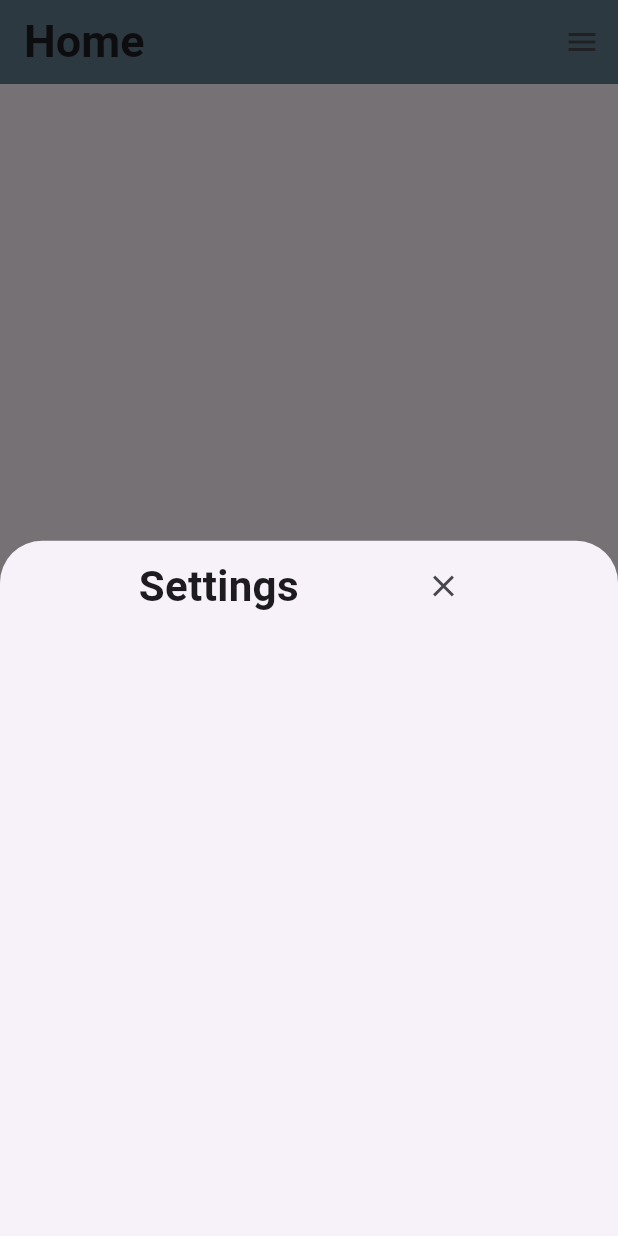
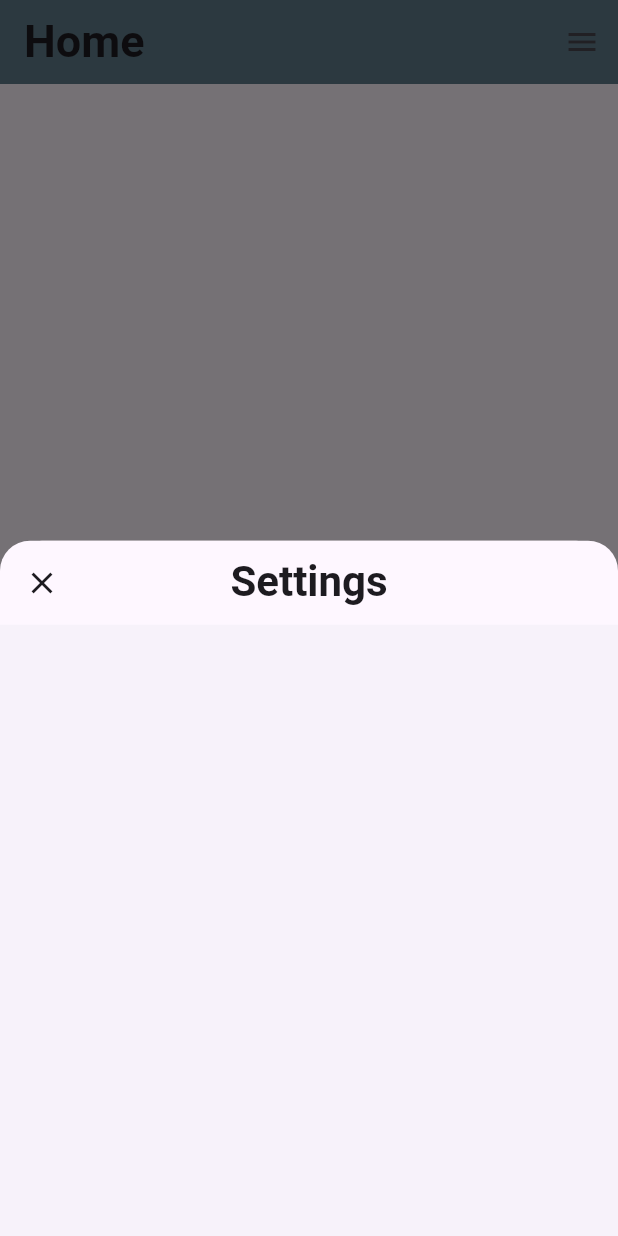
Before and after one commit to AnEclaire/dsgreader, a Flutter app: the screen it shows after launch, in the side drawer, after a tap on "Settings", on a phone screen of 412 x 824 dp. Run offline on Flutter 3.47's test engine with Material 3 defaults, Android fonts, the light colour scheme and no system bars.

Commit message:
Misc changes throughout app

```diff
--- a/lib/SettingsPage.dart
+++ b/lib/SettingsPage.dart
@@ -7,44 +7,17 @@ class SettingsPage extends StatelessWidget {
   Widget build(BuildContext context) {
     return Scaffold(
       backgroundColor: Colors.transparent,
-      body: Padding(
-        padding: const EdgeInsets.symmetric(vertical: 6, horizontal: 20), // May use this to add an outline to the entirety of the frame
-        child: Container(
-          decoration: const BoxDecoration(
-            borderRadius: BorderRadius.only(
-              topLeft: Radius.circular(20),
-              topRight: Radius.circular(20),
-            ),
-          ),
-          child: Column(
-            crossAxisAlignment: CrossAxisAlignment.start,
-            children: [
-              Row(
-                mainAxisAlignment: MainAxisAlignment.spaceEvenly,
-                children: [
-                  const Text(
-                    'Settings',
-                    style: TextStyle(
-                      fontSize: 28,
-                      fontWeight: FontWeight.bold,
-                    ),
-                  ),
-                  IconButton(
-                    icon: const Icon(Icons.close),
-                    onPressed: () {
-                      Navigator.of(context).pop();
-                    },
-                  ),
-                ],
-              ),
-              const Padding(
-                padding: EdgeInsets.symmetric(horizontal: 16.0),
-              ),
-              const SizedBox(height: 20),
-              // Add your settings widgets here
-            ],
-          ),
+      appBar: AppBar(
+        shape: const RoundedRectangleBorder(
+          borderRadius: BorderRadius.only(topLeft: Radius.circular(20), topRight: Radius.circular(20))
         ),
+        centerTitle: true,
+        leading: GestureDetector(
+          child: const Icon(Icons.close), onTap: () {Navigator.of(context).pop(); } ),
+        title: const Text("Settings", style: TextStyle(fontSize: 28, fontWeight: FontWeight.bold)),
+      ),
+      body: const Padding(
+        padding: EdgeInsets.symmetric(vertical: 6, horizontal: 20),
       ),
     );
   }
--- a/lib/main.dart
+++ b/lib/main.dart
@@ -13,17 +13,17 @@ class MyApp extends StatelessWidget {
 
   @override
   Widget build(BuildContext context) {
-    return MaterialApp(
+    return const MaterialApp(
       title: 'DSG Reader',
       debugShowCheckedModeBanner: false,
-      theme: dsgrThemes.lightTheme,
-      darkTheme: dsgrThemes.darkTheme,
-      themeMode: ThemeMode.system,
-      home: const BottomNavigation(),
+      //theme: dsgrThemes.lightTheme,
+      //darkTheme: dsgrThemes.darkTheme,
+      //themeMode: ThemeMode.system,
+      home: BottomNavigation(),
     );
   }
 }
-
+/**
 class dsgrColors {
   static final lightModeColor = Color(0xFF37474f);
   static final darkModeColor = Color(0xFF01111);
@@ -38,6 +38,32 @@ class dsgrThemes {
   static final darkTheme = ThemeData(
     primaryColor: dsgrColors.darkModeColor,
     brightness: Brightness.dark,
+  );
+}**/
+
+//final appThemeProvider = StateProvider<bool>((ref) => false);
+
+ThemeData getAppTheme(BuildContext context, bool isDarkTheme) {
+  return ThemeData(
+    scaffoldBackgroundColor: isDarkTheme ? Colors.black : Colors.white,
+    textTheme: Theme.of(context)
+      .textTheme
+      .copyWith(
+      titleSmall:
+        Theme.of(context).textTheme.titleSmall?.copyWith(fontSize: 12),
+      )
+      .apply(
+        bodyColor: isDarkTheme ? Colors.white : Colors.black,
+        displayColor: Colors.grey,
+      ),
+    switchTheme: SwitchThemeData(
+      thumbColor: MaterialStateProperty.all(isDarkTheme ? Colors.orange : Colors.purple),
+    ),
+    listTileTheme: ListTileThemeData(iconColor: isDarkTheme ? Colors.orange : Colors.purple),
+    appBarTheme: AppBarTheme(
+      backgroundColor: isDarkTheme ? Colors.black : Colors.white,
+      iconTheme: IconThemeData(color: isDarkTheme ? Colors.white : Colors.black54)
+    ),
   );
 }
 
@@ -153,7 +179,7 @@ class _BottomNavigationState extends State<BottomNavigation> {
                 Navigator.of(context).pop(); // Close the Drawer
                 showModalBottomSheet(
                   context: context,
-                  builder: (context) => const SettingsPage(),
+                  builder: (context) => SettingsPage(),
                 );
               },
             ),
--- a/pubspec.yaml
+++ b/pubspec.yaml
@@ -30,6 +30,8 @@ environment:
 dependencies:
   flutter:
     sdk: flutter
+  shared_preferences: ^2.2.2
+  provider: ^6.1.1
 
 
   # The following adds the Cupertino Icons font to your application.
```
Also changed, not shown: pubspec.lock.
